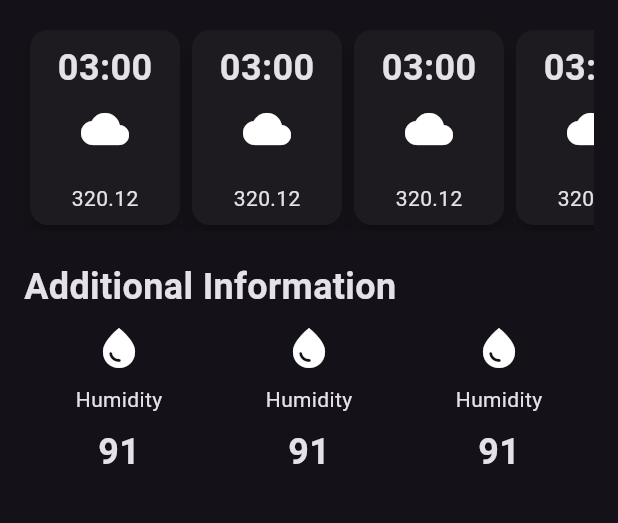
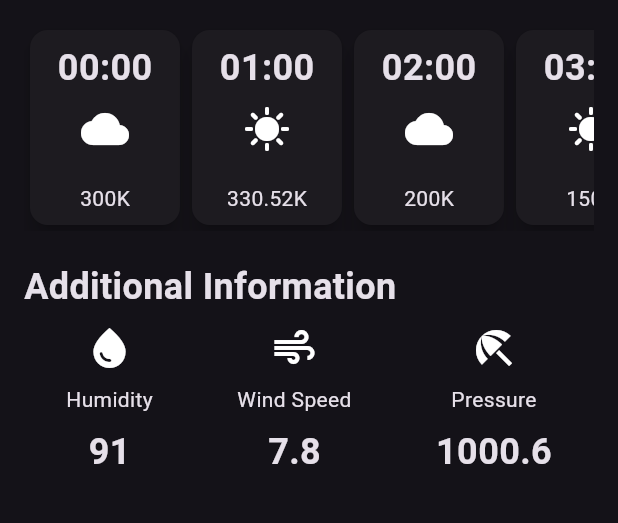
Before and after one commit to SammyObeezy/Mobile_app_devFlutter, a Flutter app: the screen it shows after launch, on a phone screen of 412 x 824 dp, the part 495-1018 px from its top. Run offline on Flutter 3.47's test engine with Material 3 defaults, Android fonts, the phone set to English and light mode, and no system bars; network calls fail.

Commit message:
Integating open weather API in weather_app

```diff
--- a/weather_app/lib/additional_info_item.dart
+++ b/weather_app/lib/additional_info_item.dart
@@ -1,22 +1,30 @@
 import 'package:flutter/material.dart';
 
 class AdditionalInfoItem extends StatelessWidget {
-  const AdditionalInfoItem({Key? key}) : super(key: key);
+  final IconData icon;
+  final String label;
+  final String value;
+  const AdditionalInfoItem({
+    super.key,
+    required this.icon,
+    required this.label,
+    required this.value,
+  });
 
   @override
   Widget build(BuildContext context) {
-    return const Column(
+    return Column(
       children: [
         Icon(
-          Icons.water_drop,
+          icon,
           size: 32,
         ),
-        SizedBox(height: 8),
-        Text('Humidity'),
-        SizedBox(height: 8),
+        const SizedBox(height: 8),
+        Text(label),
+        const SizedBox(height: 8),
         Text(
-          '91',
-          style: TextStyle(
+          value,
+          style: const TextStyle(
             fontSize: 24,
             fontWeight: FontWeight.bold,
           ),
--- a/weather_app/lib/hourly_forecast_item.dart
+++ b/weather_app/lib/hourly_forecast_item.dart
@@ -1,7 +1,15 @@
 import 'package:flutter/material.dart';
 
 class HourlyForecastItem extends StatelessWidget {
-  const HourlyForecastItem({Key? key}) : super(key: key);
+  final String time;
+  final String temperature;
+  final IconData icon;
+  const HourlyForecastItem({
+    super.key,
+    required this.time,
+    required this.temperature,
+    required this.icon,
+  });
 
   @override
   Widget build(BuildContext context) {
@@ -13,23 +21,23 @@ class HourlyForecastItem extends StatelessWidget {
         decoration: BoxDecoration(
           borderRadius: BorderRadius.circular(12),
         ),
-        child: const Column(
+        child: Column(
           children: [
             Text(
-              "03:00",
-              style: TextStyle(
+              time,
+              style: const TextStyle(
                 fontSize: 24,
                 fontWeight: FontWeight.bold,
               ),
             ),
-            SizedBox(height: 8),
+            const SizedBox(height: 8),
             Icon(
-              Icons.cloud,
+              icon,
               size: 32,
             ),
-            SizedBox(height: 20),
+            const SizedBox(height: 20),
             Text(
-              "320.12",
+              temperature,
             ),
           ],
         ),
--- /dev/null
+++ b/weather_app/lib/secrets.dart
@@ -0,0 +1 @@
+const openWeatherAPIKey = '69364841fd0916c2c5393f9bfbe345ff';
--- a/weather_app/lib/weather_screen.dart
+++ b/weather_app/lib/weather_screen.dart
@@ -1,11 +1,33 @@
 import 'dart:ui';
-
 import 'package:flutter/material.dart';
 import 'package:weather_app/additional_info_item.dart';
 import 'package:weather_app/hourly_forecast_item.dart';
+import 'package:http/http.dart' as http;
+import 'package:weather_app/secrets.dart';
 
-class WeatherScreen extends StatelessWidget {
+class WeatherScreen extends StatefulWidget {
   const WeatherScreen({super.key});
+
+  @override
+  State<WeatherScreen> createState() => _WeatherScreenState();
+}
+
+class _WeatherScreenState extends State<WeatherScreen> {
+  @override
+  void initState() {
+    super.initState();
+    getCurrentWeather();
+  }
+
+  Future getCurrentWeather() async {
+    String cityName = 'London';
+    final res = await http.get(
+      Uri.parse(
+        'http://api.openweathermap.org/data/2.5/weather?q=$cityName&APPID=$openWeatherAPIKey',
+      ),
+    );
+    print(res.body);
+  }
 
   @override
   Widget build(BuildContext context) {
@@ -83,11 +105,31 @@ class WeatherScreen extends StatelessWidget {
               scrollDirection: Axis.horizontal,
               child: Row(
                 children: [
-                  HourlyForecastItem(),
-                  HourlyForecastItem(),
-                  HourlyForecastItem(),
-                  HourlyForecastItem(),
-                  HourlyForecastItem(),
+                  HourlyForecastItem(
+                    time: '00:00',
+                    icon: Icons.cloud,
+                    temperature: '300K',
+                  ),
+                  HourlyForecastItem(
+                    time: '01:00',
+                    icon: Icons.sunny,
+                    temperature: '330.52K',
+                  ),
+                  HourlyForecastItem(
+                    time: '02:00',
+                    icon: Icons.cloud,
+                    temperature: '200K',
+                  ),
+                  HourlyForecastItem(
+                    time: '03:00',
+                    icon: Icons.sunny,
+                    temperature: '150K',
+                  ),
+                  HourlyForecastItem(
+                    time: '04:00',
+                    icon: Icons.cloud,
+                    temperature: '280K',
+                  ),
                 ],
               ),
             ),
@@ -101,12 +143,24 @@ class WeatherScreen extends StatelessWidget {
               ),
             ),
             const SizedBox(height: 8),
-            Row(
+            const Row(
               mainAxisAlignment: MainAxisAlignment.spaceAround,
               children: [
-                AdditionalInfoItem(),
-                AdditionalInfoItem(),
-                AdditionalInfoItem(),
+                AdditionalInfoItem(
+                  icon: Icons.water_drop,
+                  label: 'Humidity',
+                  value: '91',
+                ),
+                AdditionalInfoItem(
+                  icon: Icons.air,
+                  label: 'Wind Speed',
+                  value: '7.8',
+                ),
+                AdditionalInfoItem(
+                  icon: Icons.beach_access,
+                  label: 'Pressure',
+                  value: '1000.6',
+                ),
               ],
             )
           ],
--- a/weather_app/pubspec.yaml
+++ b/weather_app/pubspec.yaml
@@ -2,7 +2,7 @@ name: weather_app
 description: "A new Flutter project."
 # The following line prevents the package from being accidentally published to
 # pub.dev using `flutter pub publish`. This is preferred for private packages.
-publish_to: 'none' # Remove this line if you wish to publish to pub.dev
+publish_to: "none" # Remove this line if you wish to publish to pub.dev
 
 # The following defines the version and build number for your application.
 # A version number is three numbers separated by dots, like 1.2.43
@@ -30,6 +30,7 @@ environment:
 dependencies:
   flutter:
     sdk: flutter
+  http: ^1.1.0
 
   # The following adds the Cupertino Icons font to your application.
   # Use with the CupertinoIcons class for iOS style icons.
@@ -51,7 +52,6 @@ dev_dependencies:
 
 # The following section is specific to Flutter packages.
 flutter:
-
   # The following line ensures that the Material Icons font is
   # included with your application, so that you can use the icons in
   # the material Icons class.
```
Also changed, not shown: weather_app/pubspec.lock.
